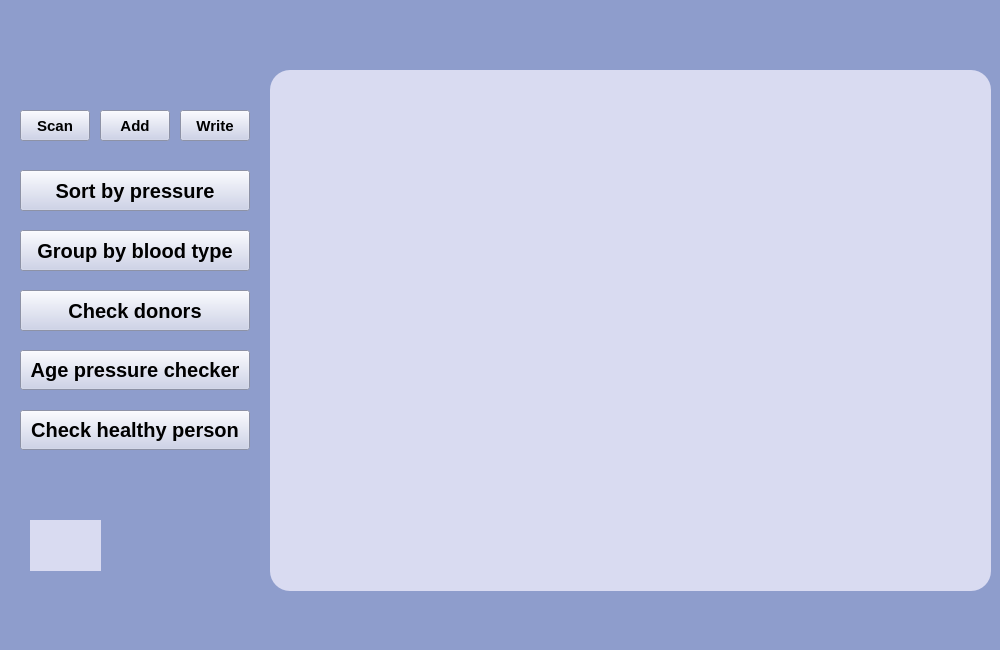
Old version of the form PatientMonitor/patientmonitor.ui in the repository maxnevermo/KURSOVA.
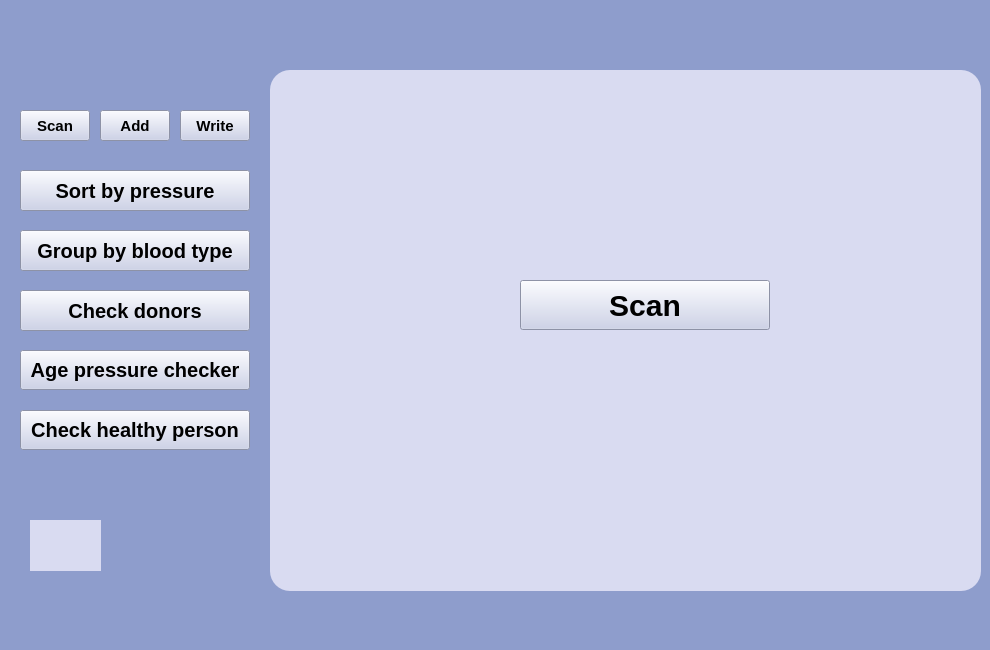
New version of the form. Icons and pictures are not drawn.

Commit message: Add realization of addButton | PreApp

What changed in the file:
```diff
--- a/PatientMonitor/patientmonitor.ui
+++ b/PatientMonitor/patientmonitor.ui
@@ -6,7 +6,7 @@
    <rect>
     <x>0</x>
     <y>0</y>
-    <width>1000</width>
+    <width>990</width>
     <height>650</height>
    </rect>
   </property>
@@ -105,7 +105,7 @@
      <rect>
       <x>270</x>
       <y>70</y>
-      <width>721</width>
+      <width>711</width>
       <height>521</height>
      </rect>
     </property>
@@ -114,8 +114,24 @@
 	background-color: #D9DBF1;
     color: #000000;
     border-radius: 20px;
+	font-family: 'Gogh';
+	font-weight: 500;
+	font-size: 15px;
 }
-</string>
+
+QTableWidget::item:hover { 
+border-right: 0.5px solid #E5E5E5;
+}
+
+QTableWidget::item:hover { 
+border-right: 0.5px solid #E5E5E5;
+background-color: #A9B9E3
+ }
+
+QTableWidget::item:active { 
+border-right: 0.5px solid #E5E5E5;
+background-color: #A9B9E3
+ }</string>
     </property>
    </widget>
    <widget class="QPushButton" name="writeButton">
@@ -321,8 +337,7 @@
     background-color: #A9B9E3;
 	font-family: 'Gogh';
 	font-weight: 500;
-}
-</string>
+}</string>
     </property>
     <property name="text">
      <string>Check healthy person</string>
@@ -358,6 +373,36 @@
      <string>Group by blood type</string>
     </property>
    </widget>
+   <widget class="QPushButton" name="scanTableButton">
+    <property name="geometry">
+     <rect>
+      <x>520</x>
+      <y>280</y>
+      <width>250</width>
+      <height>50</height>
+     </rect>
+    </property>
+    <property name="styleSheet">
+     <string notr="true">QPushButton {
+background-color: #C6CCE8;
+color: #000000;
+border-radius: 0.5em;
+font-family: 'Gogh';
+font-weight: 500;
+font-size: 30px
+}
+
+QPushButton:hover {
+background-color: #A9B9E3;
+font-family: 'Gogh';
+font-weight: 500;
+font-size: 30px
+}</string>
+    </property>
+    <property name="text">
+     <string>Scan</string>
+    </property>
+   </widget>
    <zorder>state</zorder>
    <zorder>pulseSortButton</zorder>
    <zorder>rectangle</zorder>
@@ -371,13 +416,14 @@
    <zorder>normPressureCheckButton</zorder>
    <zorder>bloodTypeGroupButton</zorder>
    <zorder>logo</zorder>
+   <zorder>scanTableButton</zorder>
   </widget>
   <widget class="QMenuBar" name="menubar">
    <property name="geometry">
     <rect>
      <x>0</x>
      <y>0</y>
-     <width>1000</width>
+     <width>990</width>
      <height>21</height>
     </rect>
    </property>
```
The commit also changes 9 other files.
